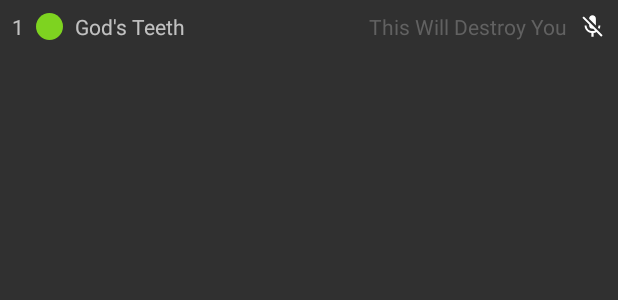
After one commit to sleepyfran/musicforbooks-android, an Android app: the layout item_song.xml on its own in the app's theme, with its tools: preview values and no code run, on a phone screen of 412 x 824 dp. The commit adds this screen. Shown: the top 300 px of the screen. Run offline under Robolectric (Android 15) with nearby library versions, the phone set to English and light mode, and no system bars.

Commit message:
Song list implemented with filters

```diff
--- a/musicforbooks/app/src/main/java/io/fgonzaleva/musicforbooks/ui/App.kt
+++ b/musicforbooks/app/src/main/java/io/fgonzaleva/musicforbooks/ui/App.kt
@@ -13,6 +13,7 @@
 import io.fgonzaleva.musicforbooks.data.repositories.RepositoryProviders
 import io.fgonzaleva.musicforbooks.ui.book.BookViewModel
 import io.fgonzaleva.musicforbooks.ui.components.BookListAdapter
+import io.fgonzaleva.musicforbooks.ui.components.SongListAdapter
 import io.fgonzaleva.musicforbooks.ui.dashboard.DashboardViewModel
 import io.fgonzaleva.musicforbooks.ui.search.SearchViewModel
 import okhttp3.OkHttpClient
@@ -78,6 +79,7 @@
 
         val adaptersModule = module {
             factory { BookListAdapter() }
+            factory { SongListAdapter() }
         }
 
         startKoin(applicationContext, listOf(
--- a/musicforbooks/app/src/main/java/io/fgonzaleva/musicforbooks/ui/book/BookViewModel.kt
+++ b/musicforbooks/app/src/main/java/io/fgonzaleva/musicforbooks/ui/book/BookViewModel.kt
@@ -47,7 +47,7 @@
                     val httpError = it as? HttpException
 
                     if (httpError?.code() == 404) {
-                        songData.value = SongResponse.Success(listOf())
+                        songData.value = SongResponse.NoResults
                     } else {
                         songData.value = SongResponse.Error(it)
                     }
--- a/musicforbooks/app/src/main/java/io/fgonzaleva/musicforbooks/ui/book/SongResponse.kt
+++ b/musicforbooks/app/src/main/java/io/fgonzaleva/musicforbooks/ui/book/SongResponse.kt
@@ -5,6 +5,8 @@
 sealed class SongResponse {
 
     object Loading : SongResponse()
+
+    object NoResults : SongResponse()
 
     data class Success(
         val songs: List<Song>
--- /dev/null
+++ b/musicforbooks/app/src/main/res/drawable/ic_instrumental.xml
@@ -0,0 +1,4 @@
+<?xml version="1.0" encoding="UTF-8" standalone="no"?>
+<vector xmlns:android="http://schemas.android.com/apk/res/android" android:height="24dp" android:viewportHeight="24.0" android:viewportWidth="24.0" android:width="24dp">
+    <path android:fillColor="#FFFFFF" android:pathData="M19,11h-1.7c0,0.74 -0.16,1.43 -0.43,2.05l1.23,1.23c0.56,-0.98 0.9,-2.09 0.9,-3.28zM14.98,11.17c0,-0.06 0.02,-0.11 0.02,-0.17L15,5c0,-1.66 -1.34,-3 -3,-3S9,3.34 9,5v0.18l5.98,5.99zM4.27,3L3,4.27l6.01,6.01L9.01,11c0,1.66 1.33,3 2.99,3 0.22,0 0.44,-0.03 0.65,-0.08l1.66,1.66c-0.71,0.33 -1.5,0.52 -2.31,0.52 -2.76,0 -5.3,-2.1 -5.3,-5.1L5,11c0,3.41 2.72,6.23 6,6.72L11,21h2v-3.28c0.91,-0.13 1.77,-0.45 2.54,-0.9L19.73,21 21,19.73 4.27,3z"/>
+</vector>
--- /dev/null
+++ b/musicforbooks/app/src/main/res/drawable/ic_library.xml
@@ -0,0 +1,4 @@
+<?xml version="1.0" encoding="UTF-8" standalone="no"?>
+<vector xmlns:android="http://schemas.android.com/apk/res/android" android:height="24dp" android:viewportHeight="24.0" android:viewportWidth="24.0" android:width="24dp">
+    <path android:fillColor="#ffff" android:pathData="M4,6L2,6v14c0,1.1 0.9,2 2,2h14v-2L4,20L4,6zM20,2L8,2c-1.1,0 -2,0.9 -2,2v12c0,1.1 0.9,2 2,2h12c1.1,0 2,-0.9 2,-2L22,4c0,-1.1 -0.9,-2 -2,-2zM19,11L9,11L9,9h10v2zM15,15L9,15v-2h6v2zM19,7L9,7L9,5h10v2z"/>
+</vector>
--- /dev/null
+++ b/musicforbooks/app/src/main/res/drawable/ic_score_good.xml
@@ -0,0 +1,7 @@
+<?xml version="1.0" encoding="utf-8"?>
+<shape
+    xmlns:android="http://schemas.android.com/apk/res/android"
+    android:shape="oval">
+    <solid
+        android:color="#7ed320"/>
+</shape>
--- /dev/null
+++ b/musicforbooks/app/src/main/res/layout/item_song.xml
@@ -0,0 +1,71 @@
+<?xml version="1.0" encoding="utf-8"?>
+<androidx.constraintlayout.widget.ConstraintLayout xmlns:android="http://schemas.android.com/apk/res/android"
+    xmlns:app="http://schemas.android.com/apk/res-auto"
+    xmlns:tools="http://schemas.android.com/tools"
+    android:layout_width="match_parent"
+    android:layout_height="wrap_content">
+
+    <TextView
+        android:id="@+id/number"
+        android:layout_width="wrap_content"
+        android:layout_height="wrap_content"
+        android:layout_marginStart="8dp"
+        android:layout_marginTop="8dp"
+        android:layout_marginBottom="8dp"
+        android:text="@string/song_number_placeholder"
+        app:layout_constraintBottom_toBottomOf="parent"
+        app:layout_constraintStart_toStartOf="parent"
+        app:layout_constraintTop_toTopOf="parent" />
+
+    <ImageView
+        android:id="@+id/score"
+        android:layout_width="18dp"
+        android:layout_height="18dp"
+        android:layout_marginStart="8dp"
+        android:layout_marginTop="8dp"
+        android:layout_marginBottom="8dp"
+        app:layout_constraintBottom_toBottomOf="parent"
+        app:layout_constraintStart_toEndOf="@+id/number"
+        app:layout_constraintTop_toTopOf="parent"
+        app:srcCompat="@drawable/ic_score_good" />
+
+    <TextView
+        android:id="@+id/songName"
+        android:layout_width="0dp"
+        android:layout_height="wrap_content"
+        android:layout_marginStart="8dp"
+        android:layout_marginTop="8dp"
+        android:layout_marginEnd="8dp"
+        android:layout_marginBottom="8dp"
+        android:text="@string/song_name_placeholder"
+        app:layout_constraintBottom_toBottomOf="parent"
+        app:layout_constraintEnd_toStartOf="@+id/artistName"
+        app:layout_constraintHorizontal_bias="0.0"
+        app:layout_constraintStart_toEndOf="@+id/score"
+        app:layout_constraintTop_toTopOf="parent" />
+
+    <TextView
+        android:id="@+id/artistName"
+        android:layout_width="0dp"
+        android:layout_height="wrap_content"
+        android:layout_marginTop="8dp"
+        android:layout_marginEnd="8dp"
+        android:layout_marginBottom="8dp"
+        android:text="@string/song_artist_name_placeholder"
+        android:textColor="@color/colorPrimaryDark"
+        app:layout_constraintBottom_toBottomOf="parent"
+        app:layout_constraintEnd_toStartOf="@+id/instrumental"
+        app:layout_constraintTop_toTopOf="parent" />
+
+    <ImageView
+        android:id="@+id/instrumental"
+        android:layout_width="18dp"
+        android:layout_height="18dp"
+        android:layout_marginTop="8dp"
+        android:layout_marginEnd="8dp"
+        android:layout_marginBottom="8dp"
+        app:layout_constraintBottom_toBottomOf="parent"
+        app:layout_constraintEnd_toEndOf="parent"
+        app:layout_constraintTop_toTopOf="parent"
+        app:srcCompat="@drawable/ic_instrumental" />
+</androidx.constraintlayout.widget.ConstraintLayout>
--- a/musicforbooks/app/src/main/res/values/strings.xml
+++ b/musicforbooks/app/src/main/res/values/strings.xml
@@ -20,4 +20,9 @@
     </string-array>
 
     <string name="book_see_on_goodreads">Open on GoodReads</string>
+
+    <string name="song_number_placeholder">1</string>
+    <string name="song_name_placeholder">God\'s Teeth</string>
+    <string name="song_artist_name_placeholder">This Will Destroy You</string>
+    <string name="song_no_results">Seems like we don\'t have any songs for this book yet. Add your own!</string>
 </resources>
```
Also changed, not shown: musicforbooks/app/src/main/java/io/fgonzaleva/musicforbooks/ui/book/BookActivity.kt (+9 -4 lines), musicforbooks/app/src/main/java/io/fgonzaleva/musicforbooks/ui/book/BookFragment.kt (+82 -20 lines), musicforbooks/app/src/main/java/io/fgonzaleva/musicforbooks/ui/components/BookListAdapter.kt (+7 -7 lines), musicforbooks/app/src/main/java/io/fgonzaleva/musicforbooks/ui/components/SongListAdapter.kt (added, +72 -0 lines), musicforbooks/app/src/main/res/drawable/ic_score_bad.xml (added, +7 -0 lines), musicforbooks/app/src/main/res/drawable/ic_score_normal.xml (added, +7 -0 lines), musicforbooks/app/src/main/res/layout/fragment_book.xml (+54 -0 lines).
